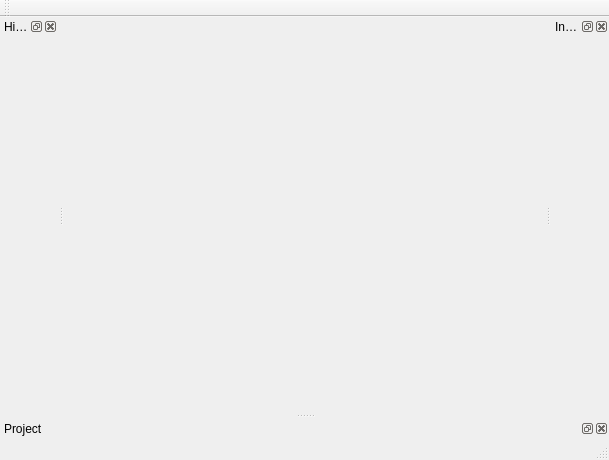
This is Qt Repo/QtTest2/mainwindow.ui in Skyway666/Qt-Practice as Qt 5 draws it before an edit. The edited form follows.
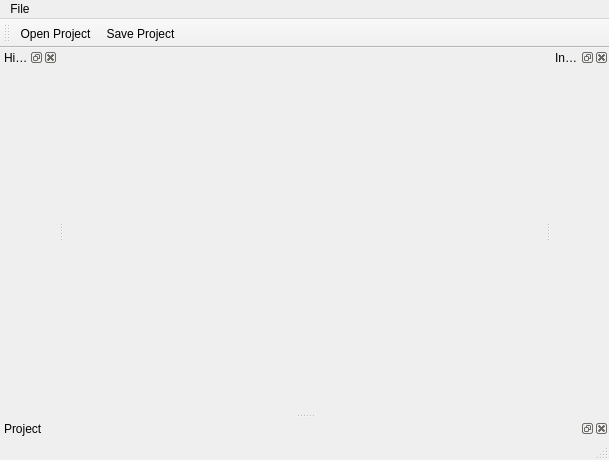
This is the edited form. Icons and pictures are not drawn.

```diff
--- a/Qt Repo/QtTest2/mainwindow.ui
+++ b/Qt Repo/QtTest2/mainwindow.ui
@@ -14,25 +14,6 @@
    <string>MainWindow</string>
   </property>
   <widget class="QWidget" name="centralWidget"/>
-  <widget class="QMenuBar" name="menuBar">
-   <property name="geometry">
-    <rect>
-     <x>0</x>
-     <y>0</y>
-     <width>609</width>
-     <height>21</height>
-    </rect>
-   </property>
-  </widget>
-  <widget class="QToolBar" name="mainToolBar">
-   <attribute name="toolBarArea">
-    <enum>TopToolBarArea</enum>
-   </attribute>
-   <attribute name="toolBarBreak">
-    <bool>false</bool>
-   </attribute>
-  </widget>
-  <widget class="QStatusBar" name="statusBar"/>
   <widget class="QDockWidget" name="Project">
    <property name="windowTitle">
     <string>Project</string>
@@ -60,6 +41,63 @@
    </attribute>
    <widget class="QWidget" name="dockWidgetContents_3"/>
   </widget>
+  <widget class="QMenuBar" name="menuBar">
+   <property name="geometry">
+    <rect>
+     <x>0</x>
+     <y>0</y>
+     <width>609</width>
+     <height>22</height>
+    </rect>
+   </property>
+   <widget class="QMenu" name="menuFile">
+    <property name="title">
+     <string>File</string>
+    </property>
+    <addaction name="actionOpen_Project"/>
+    <addaction name="actionSave_Project"/>
+    <addaction name="separator"/>
+    <addaction name="actionExit"/>
+   </widget>
+   <addaction name="menuFile"/>
+  </widget>
+  <widget class="QToolBar" name="toolBar">
+   <property name="windowTitle">
+    <string>toolBar</string>
+   </property>
+   <attribute name="toolBarArea">
+    <enum>TopToolBarArea</enum>
+   </attribute>
+   <attribute name="toolBarBreak">
+    <bool>false</bool>
+   </attribute>
+   <addaction name="actionOpen_Project"/>
+   <addaction name="actionSave_Project"/>
+  </widget>
+  <widget class="QStatusBar" name="statusBar"/>
+  <action name="actionOpen_Project">
+   <property name="icon">
+    <iconset resource="icons.qrc">
+     <normaloff>:/icons/icons/Folder.png</normaloff>:/icons/icons/Folder.png</iconset>
+   </property>
+   <property name="text">
+    <string>Open Project</string>
+   </property>
+  </action>
+  <action name="actionSave_Project">
+   <property name="icon">
+    <iconset resource="icons.qrc">
+     <normaloff>:/icons/icons/Disquette.png</normaloff>:/icons/icons/Disquette.png</iconset>
+   </property>
+   <property name="text">
+    <string>Save Project</string>
+   </property>
+  </action>
+  <action name="actionExit">
+   <property name="text">
+    <string>Exit</string>
+   </property>
+  </action>
  </widget>
  <layoutdefault spacing="6" margin="11"/>
  <resources/>
```
Left out of the diff: 4 changed lines with no effect on the pictures.
